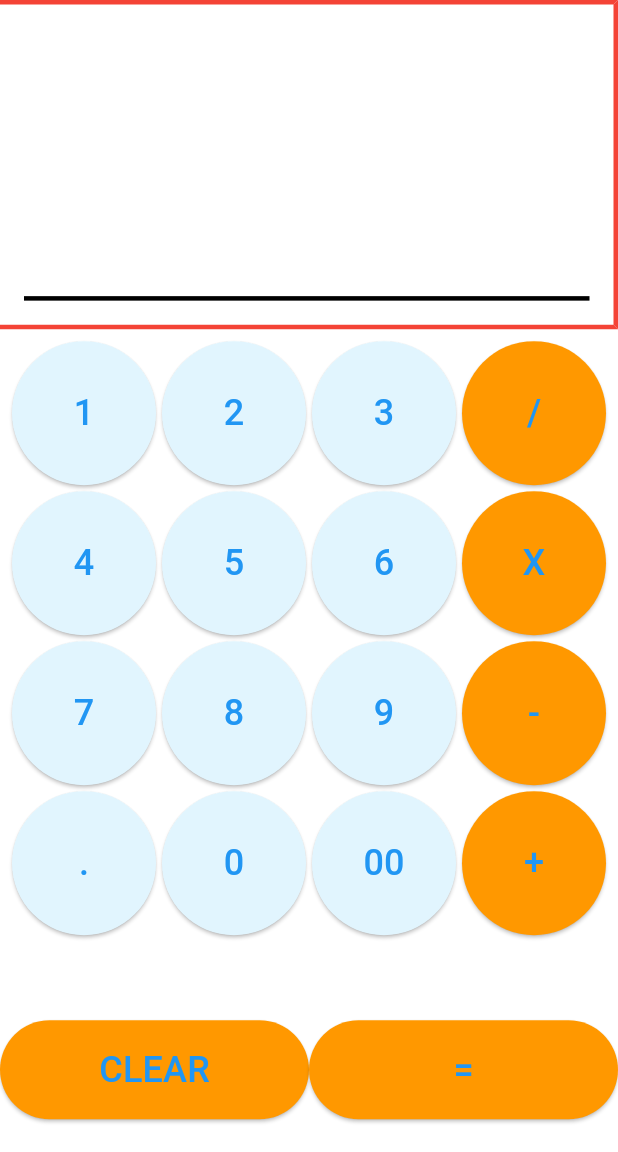
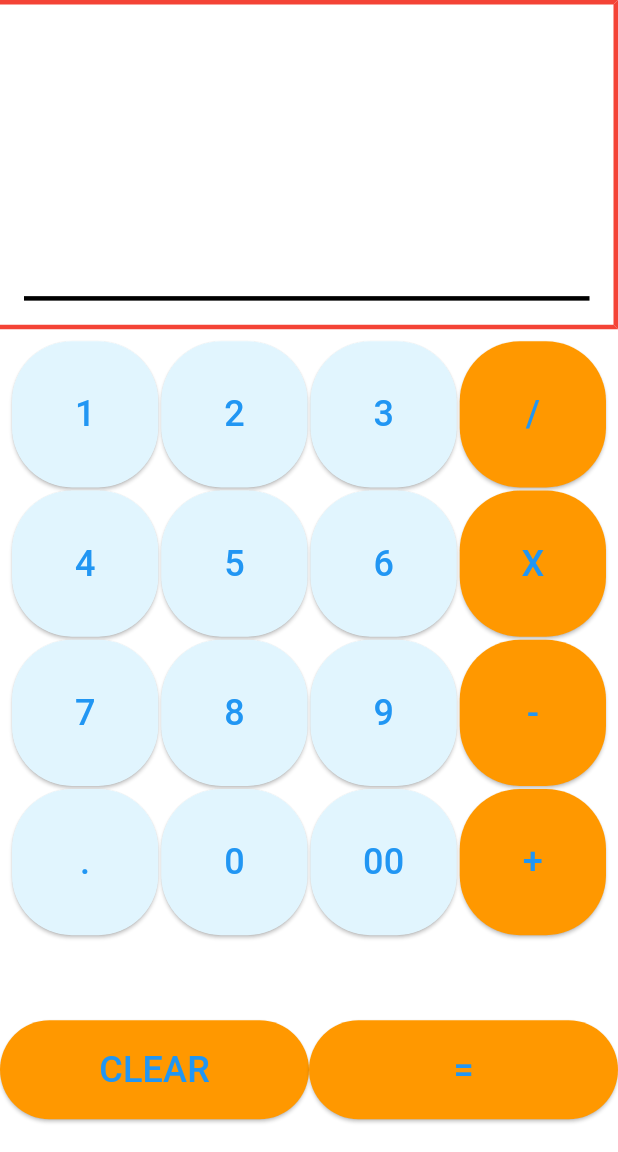
Before and after one commit to dagiteferi/Calculator, a Flutter app: the screen it shows after launch, on a phone screen of 412 x 824 dp, the part 84-1236 px from its top. Run offline on Flutter 3.47's test engine with Material 3 defaults, Android fonts, the phone set to English and light mode, and no system bars; missing offline and left inert: expressions.

Commit message:
button spacess done

```diff
--- a/lib/Calculator.dart
+++ b/lib/Calculator.dart
@@ -113,8 +113,8 @@ class _CalculatorState extends State<Calculator> {
                   child: GridView.count(
                     crossAxisCount: 4,
                     padding: const EdgeInsets.all(8.0),
-                    mainAxisSpacing: 4.0, // Adjusted spacing
-                    crossAxisSpacing: 4.0, // Adjusted spacing
+                    mainAxisSpacing: 2.0, // Adjusted spacing
+                    crossAxisSpacing: 2.0, // Adjusted spacing
                     children: [
                       '1',
                       '2',
@@ -144,7 +144,7 @@ class _CalculatorState extends State<Calculator> {
                           backgroundColor: buttonColor,
                           shape: RoundedRectangleBorder(
                             borderRadius:
-                                BorderRadius.circular(50), // Adjusted radius
+                                BorderRadius.circular(40), // Adjusted radius
                           ),
                         ),
                         child: Text(
```
